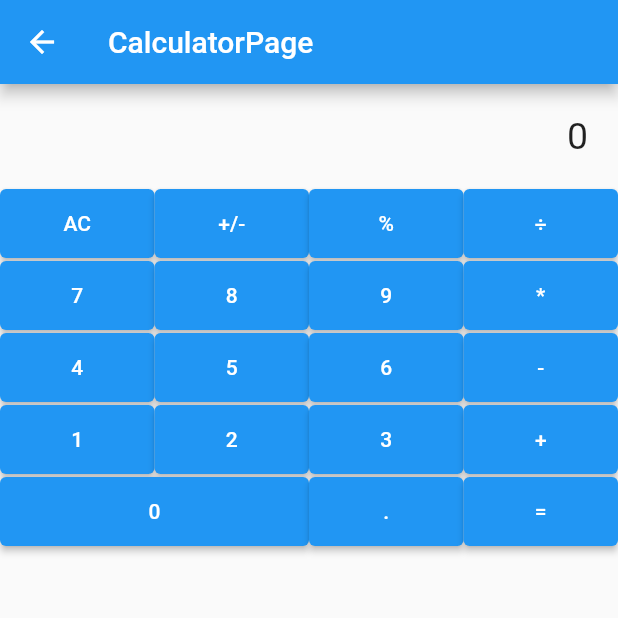
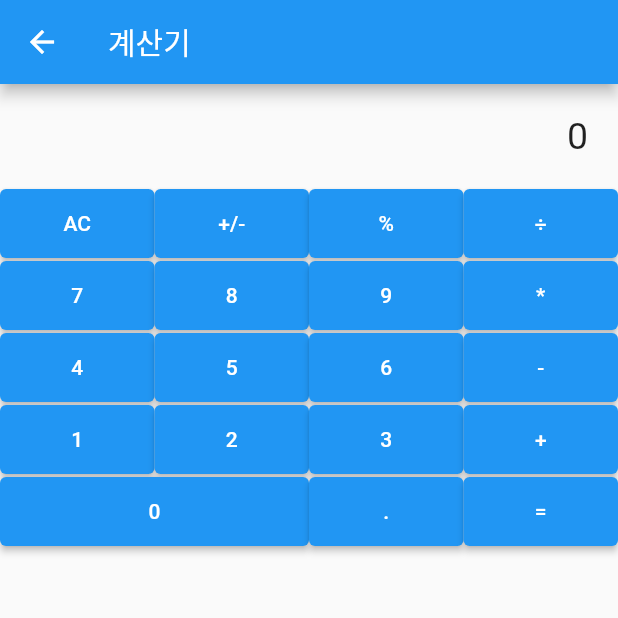
Before and after one commit to kopro-ov/flutter_project, a Flutter app: the CalculatorPage screen opened by its route, on a phone screen of 412 x 824 dp, the top half of it. Run offline on Flutter 3.47's test engine with Material 2 defaults, Android fonts, the phone set to English and light mode, and no system bars; our stand-ins replace get.

Commit message:
Modify AppBar Title
- WorkFlow
1. AppBar Text값 변경

```diff
--- a/calculator/lib/views/calculator_page.dart
+++ b/calculator/lib/views/calculator_page.dart
@@ -10,7 +10,7 @@ class CalculatorPage extends StatelessWidget {
   Widget build(BuildContext context) {
     final CalculatorController controller = Get.put(CalculatorController());
     return Scaffold(
-      appBar: AppBar(title: const Text('CalculatorPage')),
+      appBar: AppBar(title: const Text('계산기')),
       body: Column(
         children: [
           Container(
```
